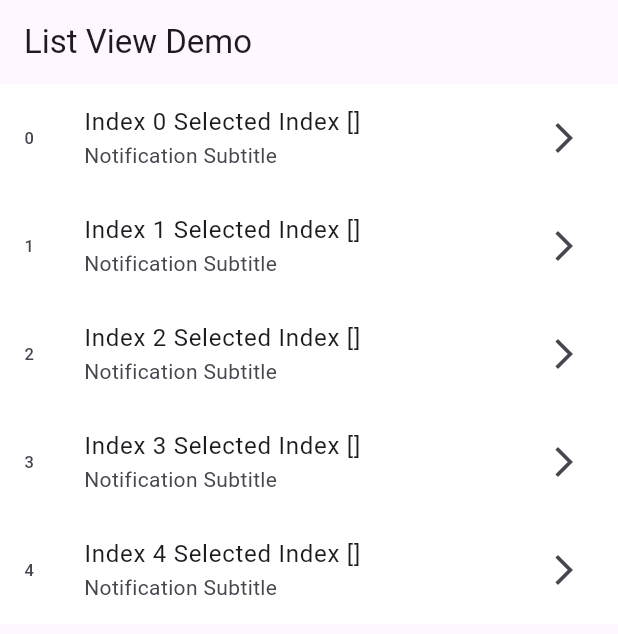
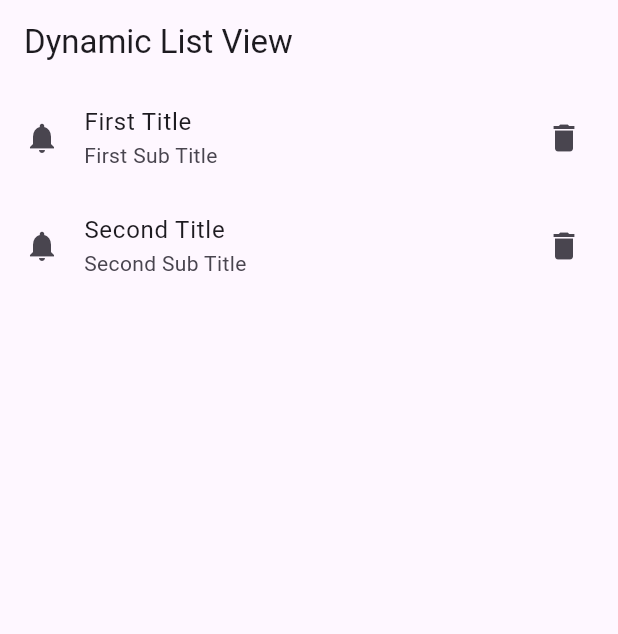
Before and after one commit to MuhammadAliKust/Hamza-Shawal-Project, a Flutter app: the screen it shows after launch, on a phone screen of 412 x 824 dp. Shown: the top 634 px of the screen. Run offline on Flutter 3.47's test engine with Material 3 defaults, Android fonts, the phone set to English and light mode, and no system bars.

Commit message:
Model Classes Done

```diff
--- /dev/null
+++ b/lib/dynamic_list_view.dart
@@ -0,0 +1,30 @@
+import 'package:demo_project/models/notification.dart';
+import 'package:flutter/material.dart';
+
+class DynamicListView extends StatelessWidget {
+  DynamicListView({super.key});
+
+  List<NotificationModel> notificationList = [
+    NotificationModel(title: 'First Title', subTitle: 'First Sub Title'),
+    NotificationModel(title: 'Second Title', subTitle: 'Second Sub Title'),
+  ];
+
+  @override
+  Widget build(BuildContext context) {
+    return Scaffold(
+      appBar: AppBar(
+        title: Text("Dynamic List View"),
+      ),
+      body: ListView.builder(
+          itemCount: notificationList.length,
+          itemBuilder: (context, i) {
+            return ListTile(
+              leading: Icon(Icons.notifications),
+              title: Text(notificationList[i].title.toString()),
+              subtitle: Text(notificationList[i].subTitle.toString()),
+              trailing: Icon(Icons.delete),
+            );
+          }),
+    );
+  }
+}
--- a/lib/main.dart
+++ b/lib/main.dart
@@ -4,6 +4,8 @@ import 'package:demo_project/multiple_selection_list_view.dart';
 import 'package:demo_project/search_view.dart';
 import 'package:demo_project/test.dart';
 import 'package:flutter/material.dart';
+
+import 'dynamic_list_view.dart';
 
 void main() {
   runApp(const MyApp());
@@ -15,8 +17,7 @@ class MyApp extends StatelessWidget {
   @override
   Widget build(BuildContext context) {
     return MaterialApp(
-      home: MultipleSelectionListViewDemo(),
-
+      home: DynamicListView(),
     );
   }
 }
--- /dev/null
+++ b/lib/models/notification.dart
@@ -0,0 +1,8 @@
+
+
+class NotificationModel {
+  final String title;
+  final String subTitle;
+
+  NotificationModel({required this.title, required this.subTitle});
+}
--- a/lib/multiple_selection_list_view.dart
+++ b/lib/multiple_selection_list_view.dart
@@ -23,6 +23,12 @@ class _MultipleSelectionListViewDemoState
           itemBuilder: (context, i) {
             return ListTile(
               onTap: () {
+                if (selectedIndex.length > 5) {
+                  ScaffoldMessenger.of(context).showSnackBar(SnackBar(
+                      content:
+                          Text("You cannot select more than 5 categories")));
+                  return;
+                }
                 if (selectedIndex.contains(i)) {
                   selectedIndex.remove(i);
                 } else {
```
